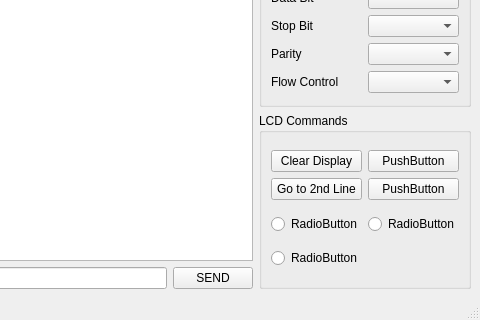
This is mainwindow.ui in erguvann/serial_port_com as Qt 5 draws it before an edit; both pictures show x 190 to 670 and y 308 to 628 of the 670 by 628 pixel window. The edited form follows.
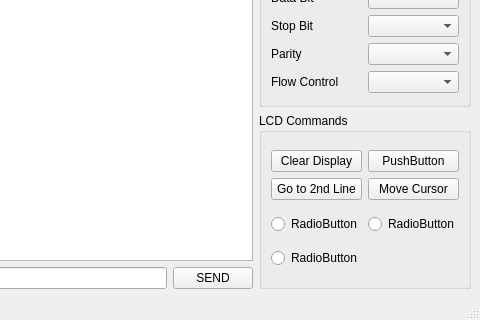
This is the edited form.

Commit message:
LCD command buttons updated
- added functionality of move cursor button
- created single function to send LCD commands
- simplified button on click functions

Patch:
```diff
--- a/mainwindow.ui
+++ b/mainwindow.ui
@@ -225,7 +225,7 @@
              <item>
               <widget class="QPushButton" name="pushButton">
                <property name="text">
-                <string>PushButton</string>
+                <string>Move Cursor</string>
                </property>
               </widget>
              </item>
```
Left out of the diff: 2 changed lines with no effect on the pictures. The commit also changes 4 other files.
